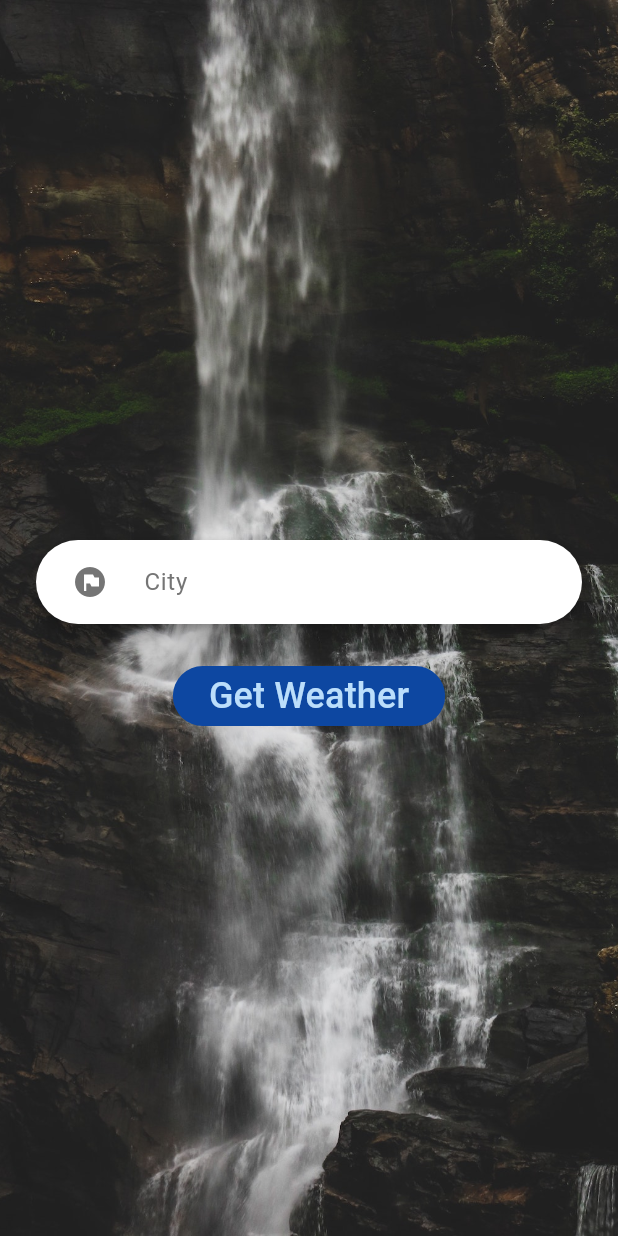
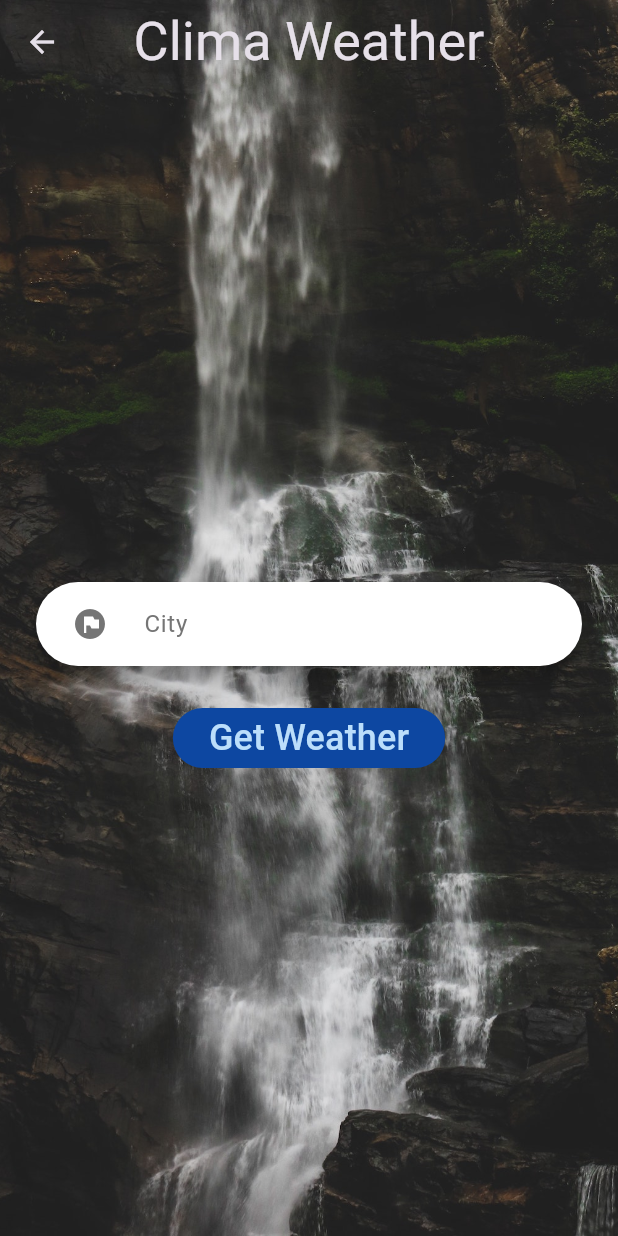
Before and after one commit to csarevalo/clima, a Flutter app: the CityWeatherScreen screen opened directly, on a phone screen of 412 x 824 dp. Run offline on Flutter 3.47's test engine with Material 3 defaults, Android fonts, the light colour scheme and no system bars; our stand-ins replace flutter_native_splash, flutter_spinkit, geolocator; statements that could not run were skipped.

Commit message:
updated erro message when unable to get city weather

```diff
--- a/lib/src/providers/weather_provider.dart
+++ b/lib/src/providers/weather_provider.dart
@@ -81,7 +81,7 @@ class WeatherProvider extends ChangeNotifier {
 
     if (openWeatherData == null) {
       _weatherData = weatherDataError(
-        'Unable to access Open Weather services.',
+        'Verify you entered city name correctly.',
       );
     } else {
       _weatherData = WeatherData(
--- a/lib/src/screens/city_weather_screen.dart
+++ b/lib/src/screens/city_weather_screen.dart
@@ -25,6 +25,14 @@ class _CityWeatherScreenState extends State<CityWeatherScreen> {
       ),
       child: Scaffold(
         backgroundColor: Colors.transparent,
+        appBar: AppBar(
+          backgroundColor: Colors.transparent,
+          title: const Text(
+            'Clima Weather',
+            style: TextStyle(fontSize: 36),
+          ),
+          centerTitle: true,
+        ),
         body: Center(
           child: Column(
             mainAxisAlignment: MainAxisAlignment.center,
```
